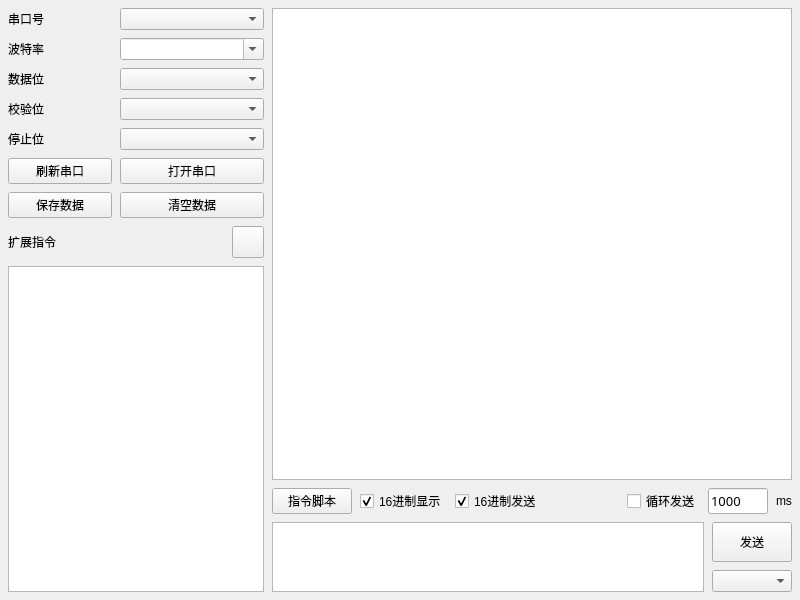
AndroidCoderPeng/SerialPortDebugger, file MainWindow.ui: the form before one commit.
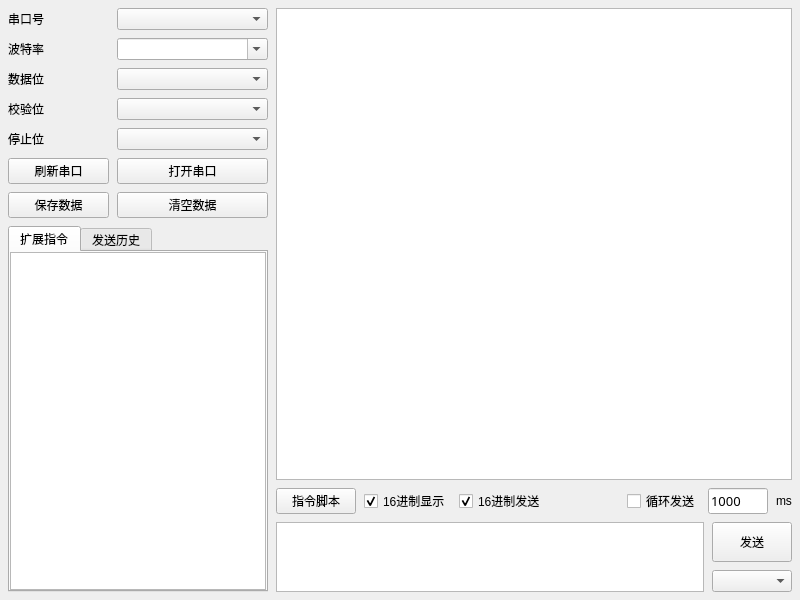
The form after the commit. Icons and pictures are not drawn.

Commit message: feat(ui): 将扩展指令改为标签页并添加内联新增项

The edit to the form file:
```diff
--- a/MainWindow.ui
+++ b/MainWindow.ui
@@ -122,42 +122,68 @@
        </widget>
       </item>
       <!-- ====== Row 7 ====== -->
-      <item row="7" column="0" colspan="4">
-       <widget class="QLabel" name="label_7">
-        <property name="text">
+      <item row="7" column="0" rowspan="2" colspan="5">
+        <widget class="QTabWidget" name="tabWidget">
+          <property name="currentIndex">
+            <number>0</number>
+          </property>
+          <!-- ====== Tab 1: 扩展指令 ====== -->
+          <widget class="QWidget" name="commandTab">
+           <attribute name="title">
          <string>扩展指令</string>
-        </property>
-       </widget>
-      </item>
-      <item row="7" column="4">
-       <widget class="QPushButton" name="addCommandButton">
-        <property name="minimumSize">
-         <size>
-          <width>32</width>
-          <height>32</height>
-         </size>
-        </property>
-        <property name="maximumSize">
-         <size>
-          <width>32</width>
-          <height>32</height>
-         </size>
-        </property>
-        <property name="text">
-         <string/>
-        </property>
-        <property name="icon">
-         <iconset resource="image.qrc">
-          <normaloff>:/icon/button_add.ico</normaloff>:/icon/button_add.ico</iconset>
-        </property>
-       </widget>
-      </item>
-      <!-- ====== Row 8 ====== -->
-      <item row="8" column="0" colspan="5">
+           </attribute>
+           <layout class="QVBoxLayout" name="commandTabLayout">
+            <property name="spacing">
+             <number>0</number>
+            </property>
+            <property name="leftMargin">
+             <number>0</number>
+            </property>
+            <property name="topMargin">
+             <number>0</number>
+            </property>
+            <property name="rightMargin">
+             <number>0</number>
+            </property>
+            <property name="bottomMargin">
+             <number>0</number>
+            </property>
+            <item>
        <widget class="QListWidget" name="listWidget">
         <property name="verticalScrollBarPolicy">
          <enum>Qt::ScrollBarAlwaysOff</enum>
         </property>
+             </widget>
+            </item>
+           </layout>
+          </widget>
+
+          <!-- ====== Tab 2: 发送历史 ====== -->
+          <widget class="QWidget" name="historyTab">
+         <attribute name="title">
+          <string>发送历史</string>
+         </attribute>
+         <layout class="QVBoxLayout" name="historyTabLayout">
+          <property name="spacing">
+           <number>0</number>
+          </property>
+          <property name="leftMargin">
+           <number>0</number>
+          </property>
+          <property name="topMargin">
+           <number>0</number>
+          </property>
+          <property name="rightMargin">
+           <number>0</number>
+          </property>
+          <property name="bottomMargin">
+           <number>0</number>
+          </property>
+          <item>
+           <widget class="QListWidget" name="historyListWidget"/>
+          </item>
+         </layout>
+        </widget>
        </widget>
       </item>
      </layout>
```
Lines whose indentation alone changed are shown as unchanged. The commit also changes 2 other files.
